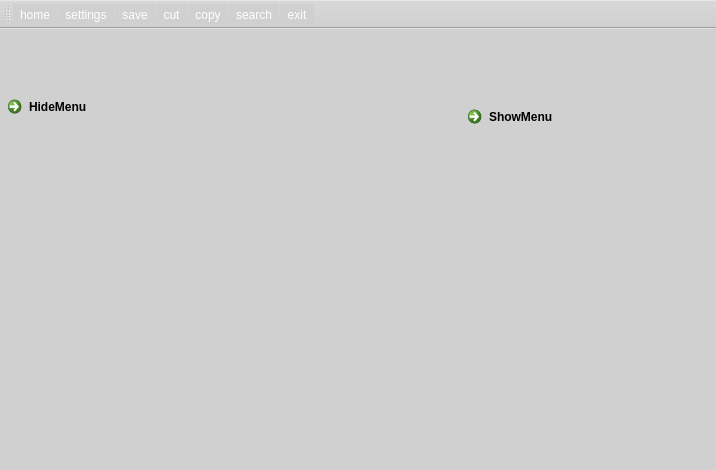
imanshafiei540/BeforNewYearProject, file project.ui: the form before one commit.
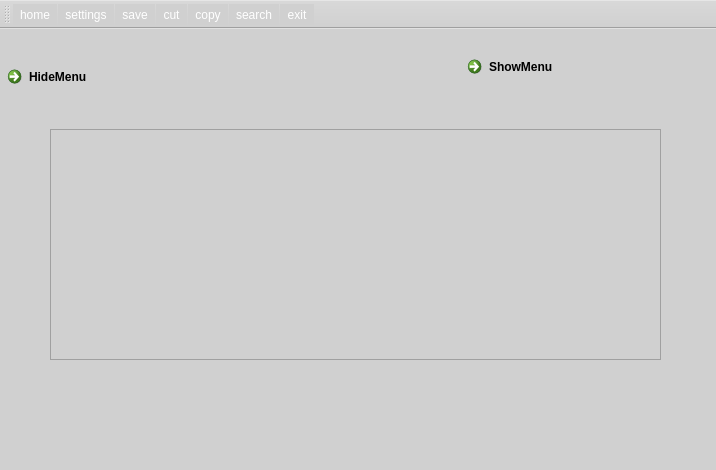
The form after the commit. Icons and pictures are not drawn.

```diff
--- a/project.ui
+++ b/project.ui
@@ -21,7 +21,7 @@
     <property name="geometry">
      <rect>
       <x>0</x>
-      <y>60</y>
+      <y>30</y>
       <width>222</width>
       <height>48</height>
      </rect>
@@ -34,7 +34,7 @@
     <property name="geometry">
      <rect>
       <x>460</x>
-      <y>70</y>
+      <y>20</y>
       <width>222</width>
       <height>48</height>
      </rect>
@@ -43,6 +43,16 @@
      <string>ShowMenu</string>
     </property>
    </widget>
+   <widget class="QTreeView" name="treeView">
+    <property name="geometry">
+     <rect>
+      <x>50</x>
+      <y>100</y>
+      <width>611</width>
+      <height>231</height>
+     </rect>
+    </property>
+   </widget>
   </widget>
   <widget class="QStatusBar" name="statusbar"/>
   <widget class="QToolBar" name="toolBar">
```
